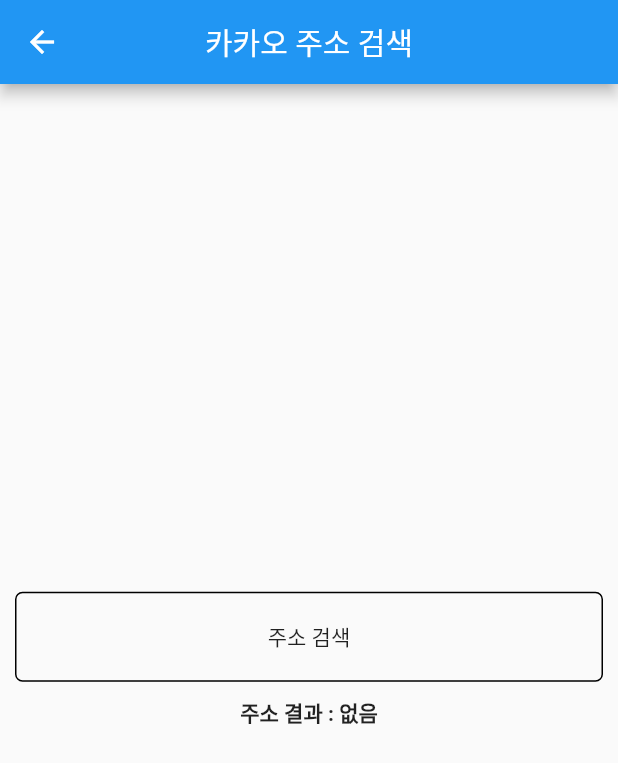
After one commit to leegiseong20030603/blog, a Flutter app: the DaumAddressSearch screen opened directly, on a phone screen of 412 x 824 dp. The commit adds this screen. Shown: the top 763 px of the screen. Run offline on Flutter 3.47's test engine with Material 2 defaults, Android fonts, the phone set to English and light mode, and no system bars; our stand-ins replace get; missing offline and left inert: elastic_client, kopo.

Commit message:
Last day of 2020

```diff
--- /dev/null
+++ b/lib/kakaoAddressSearch.dart
@@ -0,0 +1,67 @@
+import 'package:flutter/material.dart';
+import 'package:get/get.dart';
+import 'package:kopo/kopo.dart';
+
+class DaumAddressSearch extends StatefulWidget {
+  String title;
+  DaumAddressSearch({this.title});
+
+  @override
+  _DaumAddressSearchState createState() => _DaumAddressSearchState();
+}
+
+class _DaumAddressSearchState extends State<DaumAddressSearch> {
+
+  String address;
+
+  @override
+  void initState() {
+    // TODO: implement initState
+    super.initState();
+    address = "없음";
+  }
+
+  @override
+  Widget build(BuildContext context) {
+    return Scaffold(
+      appBar: AppBar(
+        title: Text("${widget.title}"),
+        centerTitle: true,
+      ),
+      body: Column(
+        mainAxisAlignment: MainAxisAlignment.center,
+        children: [
+          Container(
+            alignment: Alignment.center,
+            height: 60,
+            margin: EdgeInsets.fromLTRB(10, 0, 10, 0),
+            decoration: BoxDecoration(
+              borderRadius: BorderRadius.circular(5),
+              border: Border.all(width: 1),
+            ),
+            child: FlatButton(
+              height: 60,
+              minWidth: double.infinity,
+              shape: RoundedRectangleBorder(
+                borderRadius: BorderRadius.circular(5),
+              ),
+              child: Text("주소 검색", textAlign: TextAlign.center,),
+              onPressed: () async{
+                KopoModel model = await Get.to(Kopo());
+                print("검색 주소 : ${model.address}");
+                setState(() {
+                  this.address = model.address;
+                });
+              },
+            ),
+          ),
+          Container(
+            margin: EdgeInsets.fromLTRB(5, 10, 5, 0),
+            alignment: Alignment.center,
+            child: Text("주소 결과 : $address", textAlign: TextAlign.center, style: TextStyle(fontWeight: FontWeight.bold),),
+          )
+        ],
+      )
+    );
+  }
+}
--- /dev/null
+++ b/lib/list.dart
@@ -0,0 +1,13 @@
+import 'package:blog/blog.dart';
+import 'package:blog/kakaoAddressSearch.dart';
+import 'package:blog/elasticsearch.dart';
+import 'package:blog/visibility.dart';
+
+class BlogList{
+
+  List<Blog> blogList = [
+    Blog(title: "일러스틱서치 검색", page: ElasticSearchPage(title: "일러스틱서치 검색",),),
+    Blog(title: "Visibility", page: VisibilityPage(title: "Visibility",),),
+    Blog(title: "카카오 주소 검색", page: DaumAddressSearch(title: "카카오 주소 검색",))
+  ];
+}
--- a/lib/main.dart
+++ b/lib/main.dart
@@ -1,14 +1,10 @@
 import 'package:blog/Home.dart';
-import 'package:blog/scrollManagement.dart';
 import 'package:flutter/material.dart';
 import 'package:get/get.dart';
-import 'package:provider/provider.dart';
 
 void main() {
   runApp(
-      MultiProvider(providers: [
-        ChangeNotifierProvider(create: (_) => ScrollManagement()),
-      ], child: MyApp(),)
+    MyApp(),
   );
 }
 
--- a/pubspec.yaml
+++ b/pubspec.yaml
@@ -28,8 +28,9 @@ dependencies:
   # The following adds the Cupertino Icons font to your application.
   # Use with the CupertinoIcons class for iOS style icons.
   cupertino_icons: ^1.0.0
-  provider: ^4.3.2+2
-  get: ^3.21.3
+  elastic_client: ^0.2.1  # ElasticSearch
+  get: ^3.24.0  # GET 화면 전환
+  kopo: ^0.1.3 # 다음 주소 검색
 
 dev_dependencies:
   flutter_test:
```
Also changed, not shown: lib/Home.dart (+26 -10 lines), lib/blog.dart (added, +9 -0 lines), lib/elasticsearch.dart (added, +94 -0 lines), lib/scroll.dart (deleted, +0 -87 lines), lib/scrollManagement.dart (deleted, +0 -48 lines), lib/tabview.dart (added, +20 -0 lines), lib/test1.dart (deleted, +0 -31 lines), lib/visibility.dart (added, +67 -0 lines), pubspec.lock, 3 other files.
